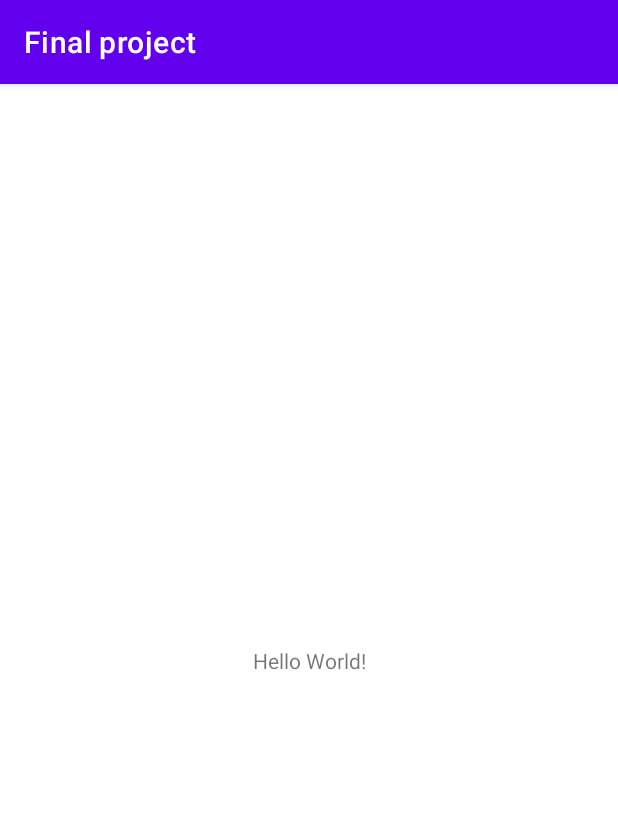
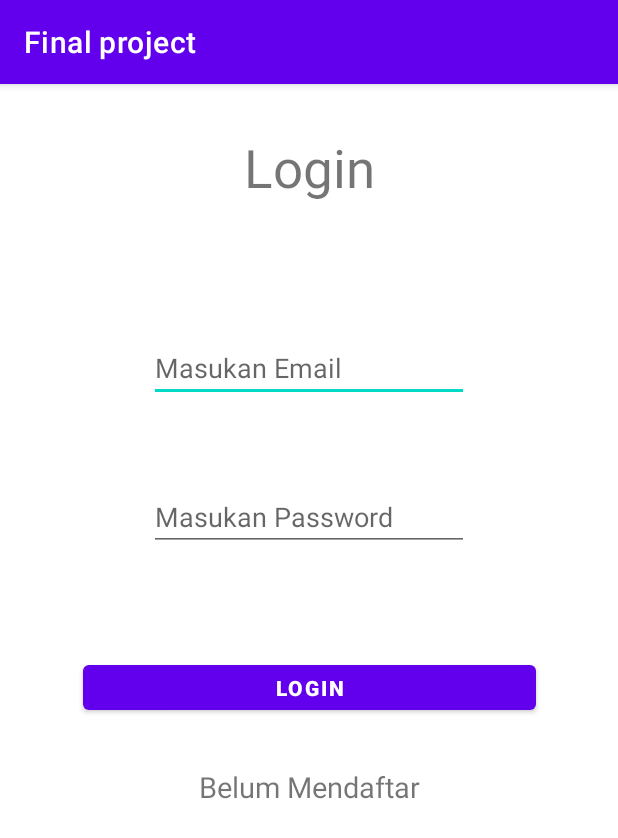
Before and after one commit to yudhaaditama16/yudhaaditama16, an Android app: the screen it shows after launch (MainActivity), on a phone screen of 412 x 824 dp. Shown: the top 838 px of the screen. Run offline under Robolectric (Android 15) with nearby library versions, the phone set to English and light mode, and no system bars; our stand-ins replace Firebase (no records; nobody signed in at launch, a user with empty details on screens opened directly).

Commit message:
Menghubungkan ke firebase,membuat Register dan Login

```diff
--- a/app/build.gradle
+++ b/app/build.gradle
@@ -1,5 +1,6 @@
 plugins {
     id 'com.android.application'
+    id 'com.google.gms.google-services'
 }
 
 android {
@@ -33,6 +34,9 @@ dependencies {
     implementation 'androidx.appcompat:appcompat:1.3.0'
     implementation 'com.google.android.material:material:1.3.0'
     implementation 'androidx.constraintlayout:constraintlayout:2.0.4'
+    implementation 'com.google.firebase:firebase-auth:21.0.1'
+    implementation 'com.google.firebase:firebase-firestore:23.0.1'
+    implementation 'com.google.firebase:firebase-storage:20.0.0'
     testImplementation 'junit:junit:4.+'
     androidTestImplementation 'androidx.test.ext:junit:1.1.2'
     androidTestImplementation 'androidx.test.espresso:espresso-core:3.3.0'
--- a/app/src/main/AndroidManifest.xml
+++ b/app/src/main/AndroidManifest.xml
@@ -9,6 +9,8 @@
         android:roundIcon="@mipmap/ic_launcher_round"
         android:supportsRtl="true"
         android:theme="@style/Theme.FinalProject">
+        <activity android:name=".RegisterActivity"></activity>
+        <activity android:name=".MenuActivity" />
         <activity android:name=".MainActivity">
             <intent-filter>
                 <action android:name="android.intent.action.MAIN" />
--- a/app/src/main/java/com/yudha/finalproject/MainActivity.java
+++ b/app/src/main/java/com/yudha/finalproject/MainActivity.java
@@ -1,14 +1,70 @@
 package com.yudha.finalproject;
 
+import androidx.annotation.NonNull;
 import androidx.appcompat.app.AppCompatActivity;
 
+import android.content.Intent;
 import android.os.Bundle;
+import android.view.View;
+import android.widget.Button;
+import android.widget.EditText;
+import android.widget.TextView;
+import android.widget.Toast;
+
+import com.google.android.gms.tasks.OnCompleteListener;
+import com.google.android.gms.tasks.Task;
+import com.google.firebase.auth.AuthResult;
+import com.google.firebase.auth.FirebaseAuth;
 
 public class MainActivity extends AppCompatActivity {
+
+    private EditText edEmail,edPass;
+    private Button btnLogin;
+    private TextView txtBelumMendaftar;
+    private FirebaseAuth mAuth;
 
     @Override
     protected void onCreate(Bundle savedInstanceState) {
         super.onCreate(savedInstanceState);
         setContentView(R.layout.activity_main);
+
+        mAuth = FirebaseAuth.getInstance();
+        edEmail = findViewById(R.id.ed_email);
+        edPass = findViewById(R.id.ed_pass);
+        btnLogin = findViewById(R.id.btnLogin);
+        txtBelumMendaftar = findViewById(R.id.txtBelumMendaftar);
+
+        txtBelumMendaftar.setOnClickListener(new View.OnClickListener() {
+            @Override
+            public void onClick(View v) {
+                startActivity(new Intent(MainActivity.this, RegisterActivity.class));
+            }
+        });
+
+        btnLogin.setOnClickListener(new View.OnClickListener() {
+            @Override
+            public void onClick(View v) {
+                String email = edEmail.getText().toString();
+                String pass = edPass.getText().toString();
+
+                if (!email.isEmpty() && !pass.isEmpty()){
+                    mAuth.signInWithEmailAndPassword(email , pass).addOnCompleteListener(new OnCompleteListener<AuthResult>() {
+                        @Override
+                        public void onComplete(@NonNull Task<AuthResult> task) {
+                            if (task.isSuccessful()){
+                                Toast.makeText(MainActivity.this, "Login Sukses", Toast.LENGTH_SHORT).show();
+                                startActivity(new Intent(MainActivity.this, MenuActivity.class));
+                                finish();
+                            }else{
+                                Toast.makeText(MainActivity.this, task.getException().getMessage(), Toast.LENGTH_SHORT).show();
+                            }
+                        }
+                    });
+                }
+                else{
+                    Toast.makeText(MainActivity.this, "Harap Masukan Email dan Password", Toast.LENGTH_SHORT).show();
+                }
+            }
+        });
     }
 }
--- a/app/src/main/res/layout/activity_main.xml
+++ b/app/src/main/res/layout/activity_main.xml
@@ -4,15 +4,78 @@
     xmlns:tools="http://schemas.android.com/tools"
     android:layout_width="match_parent"
     android:layout_height="match_parent"
+    android:background="@color/white"
     tools:context=".MainActivity">
 
     <TextView
+        android:id="@+id/textView3"
         android:layout_width="wrap_content"
         android:layout_height="wrap_content"
-        android:text="Hello World!"
-        app:layout_constraintBottom_toBottomOf="parent"
-        app:layout_constraintLeft_toLeftOf="parent"
-        app:layout_constraintRight_toRightOf="parent"
+        android:layout_marginTop="32dp"
+        android:text="@string/login"
+
+        android:textSize="35sp"
+        app:layout_constraintEnd_toEndOf="parent"
+        app:layout_constraintHorizontal_bias="0.5"
+        app:layout_constraintStart_toStartOf="parent"
         app:layout_constraintTop_toTopOf="parent" />
 
+    <EditText
+        android:id="@+id/ed_email"
+        android:layout_width="wrap_content"
+        android:layout_height="wrap_content"
+        android:layout_marginHorizontal="30dp"
+        android:layout_marginTop="87dp"
+
+        android:ems="10"
+        android:hint="@string/masukan_email"
+        android:inputType="textEmailAddress"
+        android:textColor="@color/black"
+        app:layout_constraintEnd_toEndOf="parent"
+        app:layout_constraintHorizontal_bias="0.5"
+        app:layout_constraintStart_toStartOf="parent"
+        app:layout_constraintTop_toBottomOf="@+id/textView3" />
+
+    <EditText
+        android:id="@+id/ed_pass"
+        android:layout_width="wrap_content"
+        android:layout_height="wrap_content"
+        android:layout_marginHorizontal="30dp"
+        android:layout_marginTop="54dp"
+
+        android:ems="10"
+        android:hint="@string/masukan_password"
+        android:inputType="textPassword"
+        android:textColor="@color/black"
+        app:layout_constraintEnd_toEndOf="parent"
+        app:layout_constraintHorizontal_bias="0.5"
+        app:layout_constraintStart_toStartOf="parent"
+        app:layout_constraintTop_toBottomOf="@+id/ed_email" />
+
+    <Button
+        android:id="@+id/btnLogin"
+        android:layout_width="302dp"
+        android:layout_height="42dp"
+        android:layout_marginTop="70dp"
+
+        android:text="@string/login"
+        android:textColor="@color/white"
+        android:textStyle="bold"
+        app:layout_constraintEnd_toEndOf="parent"
+        app:layout_constraintHorizontal_bias="0.5"
+        app:layout_constraintStart_toStartOf="parent"
+        app:layout_constraintTop_toBottomOf="@+id/ed_pass" />
+
+    <TextView
+        android:id="@+id/txtBelumMendaftar"
+        android:layout_width="wrap_content"
+        android:layout_height="wrap_content"
+        android:layout_marginTop="32dp"
+        android:text="@string/belum_mendaftar"
+
+        android:textSize="19sp"
+        app:layout_constraintEnd_toEndOf="parent"
+        app:layout_constraintHorizontal_bias="0.5"
+        app:layout_constraintStart_toStartOf="parent"
+        app:layout_constraintTop_toBottomOf="@+id/btnLogin" />
 </androidx.constraintlayout.widget.ConstraintLayout>
--- a/app/src/main/res/values/strings.xml
+++ b/app/src/main/res/values/strings.xml
@@ -1,3 +1,9 @@
 <resources>
     <string name="app_name">Final project</string>
+    <string name="belum_mendaftar">Belum Mendaftar</string>
+    <string name="login">Login</string>
+    <string name="masukan_email">Masukan Email</string>
+    <string name="masukan_password">Masukan Password</string>
+    <string name="daftar">Daftar</string>
+    <string name="sudah_mendaftar">Sudah Mendaftar</string>
 </resources>
--- a/build.gradle
+++ b/build.gradle
@@ -6,6 +6,7 @@ buildscript {
     }
     dependencies {
         classpath "com.android.tools.build:gradle:4.1.2"
+        classpath 'com.google.gms:google-services:4.3.8'
 
         // NOTE: Do not place your application dependencies here; they belong
         // in the individual module build.gradle files
```
Also changed, not shown: app/src/main/java/com/yudha/finalproject/MenuActivity.java (added, +14 -0 lines), app/src/main/java/com/yudha/finalproject/RegisterActivity.java (added, +72 -0 lines), app/src/main/res/layout/activity_menu.xml (added, +9 -0 lines), app/src/main/res/layout/activity_register.xml (added, +80 -0 lines), 1 other file.
